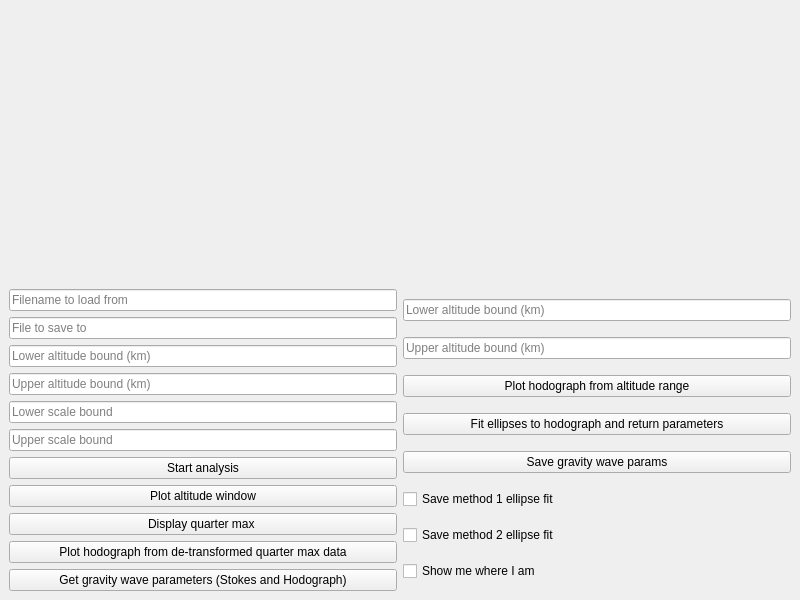
First picture: the form in mainwindow2.ui, repository colligant/gwave-gui, before the edit.
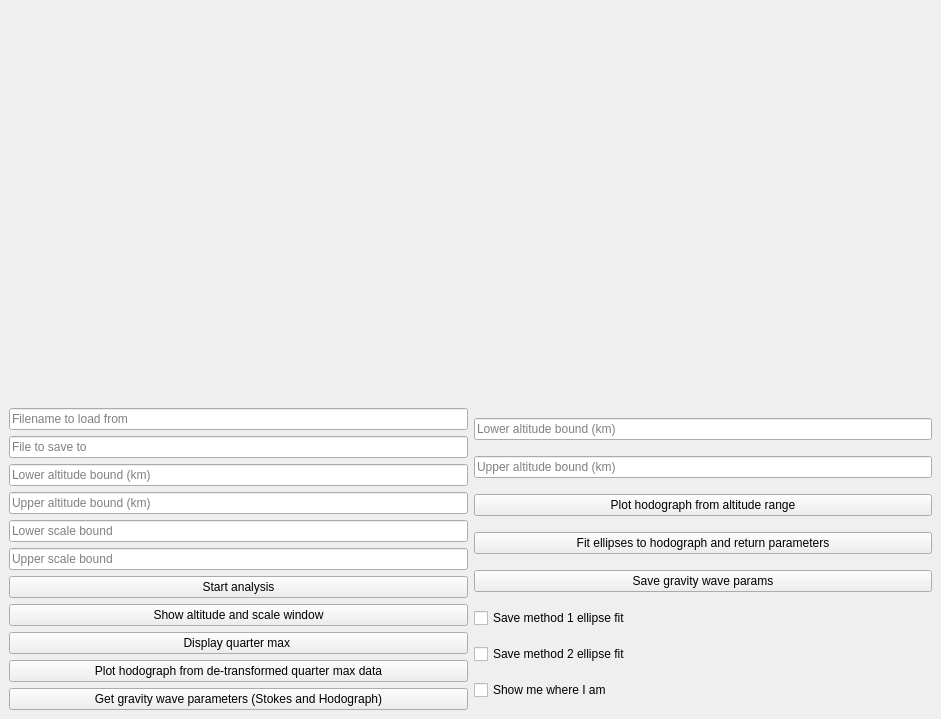
Second picture: the form after the edit. Custom widgets are drawn as their Qt base class.

```diff
--- a/mainwindow2.ui
+++ b/mainwindow2.ui
@@ -6,8 +6,8 @@
    <rect>
     <x>0</x>
     <y>0</y>
-    <width>800</width>
-    <height>600</height>
+    <width>941</width>
+    <height>719</height>
    </rect>
   </property>
   <property name="windowTitle">
@@ -104,7 +104,7 @@
           <item>
            <widget class="QPushButton" name="plot_altitude_window_button">
             <property name="text">
-             <string>Plot altitude window</string>
+             <string>Show altitude and scale window</string>
             </property>
            </widget>
           </item>
```
